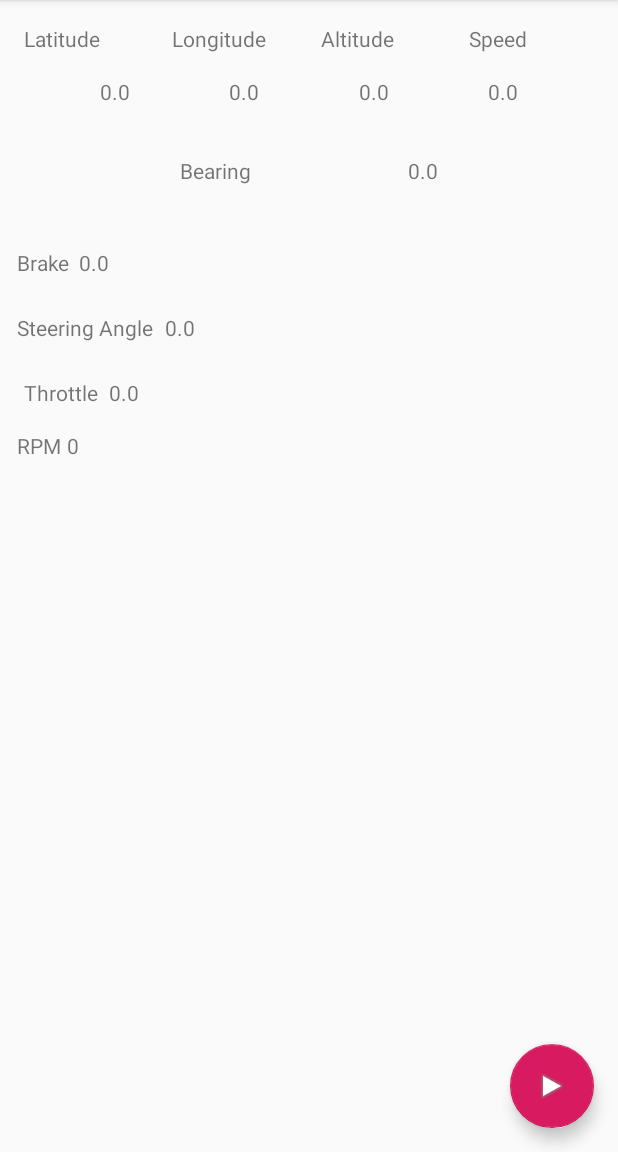
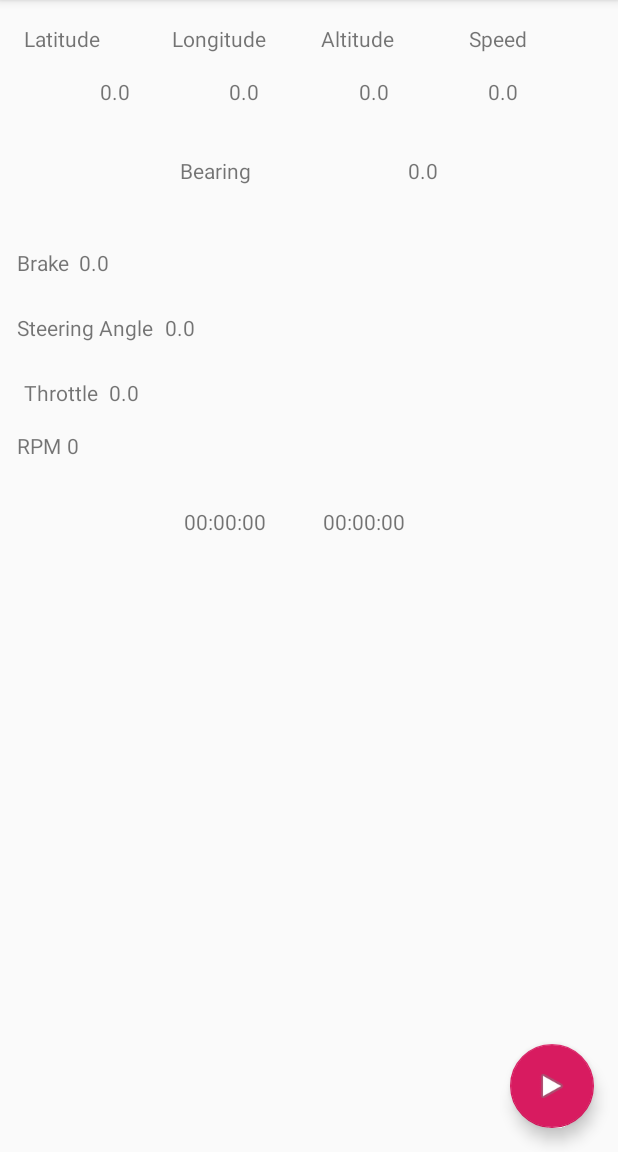
Before and after one commit to tomicooler/E46Track, an Android app: the screen it shows after launch (MainActivity), on a phone screen of 412 x 824 dp, the part 84-1236 px from its top. Run offline under Robolectric (Android 15) with nearby library versions, the phone set to English and light mode, and no system bars; 9 statements that could not run were skipped.

Commit message:
model: added starttime and ellapsedtime.

```diff
--- a/app/src/main/java/com/tomicooler/bmw/e46track/MainActivity.java
+++ b/app/src/main/java/com/tomicooler/bmw/e46track/MainActivity.java
@@ -33,6 +33,9 @@ import android.provider.Settings;
 
 import android.widget.TextView;
 
+import java.text.DateFormat;
+import java.text.SimpleDateFormat;
+import java.util.Date;
 import java.util.Locale;
 
 public class MainActivity extends AppCompatActivity {
@@ -97,6 +100,24 @@ public class MainActivity extends AppCompatActivity {
                 @Override
                 public void onChanged(Double value) {
                     rpm.setText(String.format(Locale.getDefault(), "%f", value));
+                }
+            });
+
+            final DateFormat df = DateFormat.getTimeInstance();
+            final TextView startTime = findViewById(R.id.startTime);
+            mService.getModel().getCurrentStartTime().observeForever(new Observer<Long>() {
+                @Override
+                public void onChanged(Long value) {
+                    startTime.setText(String.format(Locale.getDefault(), "%s", df.format(new Date(value))));
+                }
+            });
+
+            final DateFormat minutesseconds = new SimpleDateFormat("mm:ss", Locale.getDefault());
+            final TextView elapsedTime = findViewById(R.id.elapsedTime);
+            mService.getModel().getCurrentElapsedTime().observeForever(new Observer<Long>() {
+                @Override
+                public void onChanged(Long value) {
+                    elapsedTime.setText(String.format(Locale.getDefault(), "%s", minutesseconds.format(new Date(value))));
                 }
             });
 
--- a/app/src/main/res/layout/content_main.xml
+++ b/app/src/main/res/layout/content_main.xml
@@ -184,12 +184,12 @@
         android:id="@+id/error"
         android:layout_width="0dp"
         android:layout_height="0dp"
-        android:layout_marginTop="107dp"
+        android:layout_marginTop="60dp"
         android:inputType="textMultiLine"
         app:layout_constraintBottom_toBottomOf="parent"
         app:layout_constraintEnd_toEndOf="parent"
         app:layout_constraintStart_toStartOf="parent"
-        app:layout_constraintTop_toBottomOf="@+id/steeringAngle" />
+        app:layout_constraintTop_toBottomOf="@+id/rpm" />
 
     <TextView
         android:id="@+id/textView"
@@ -210,4 +210,26 @@
         app:layout_constraintStart_toEndOf="@+id/textView"
         app:layout_constraintTop_toBottomOf="@+id/textView10" />
 
+    <TextView
+        android:id="@+id/startTime"
+        android:layout_width="wrap_content"
+        android:layout_height="wrap_content"
+        android:layout_marginStart="20dp"
+        android:layout_marginEnd="20dp"
+        android:layout_marginBottom="9dp"
+        android:text="00:00:00"
+        app:layout_constraintBottom_toTopOf="@+id/error"
+        app:layout_constraintEnd_toEndOf="@+id/altitude"
+        app:layout_constraintStart_toEndOf="@+id/textView" />
+
+    <TextView
+        android:id="@+id/elapsedTime"
+        android:layout_width="wrap_content"
+        android:layout_height="wrap_content"
+        android:layout_marginStart="38dp"
+        android:layout_marginBottom="9dp"
+        android:text="00:00:00"
+        app:layout_constraintBottom_toTopOf="@+id/error"
+        app:layout_constraintStart_toEndOf="@+id/startTime" />
+
 </androidx.constraintlayout.widget.ConstraintLayout>
```
Also changed, not shown: app/src/main/java/com/tomicooler/bmw/e46track/DataLogger.java (added, +23 -0 lines), app/src/main/java/com/tomicooler/bmw/e46track/TrackModel.java (+16 -0 lines), app/src/main/java/com/tomicooler/bmw/e46track/TrackService.java (+9 -0 lines).
